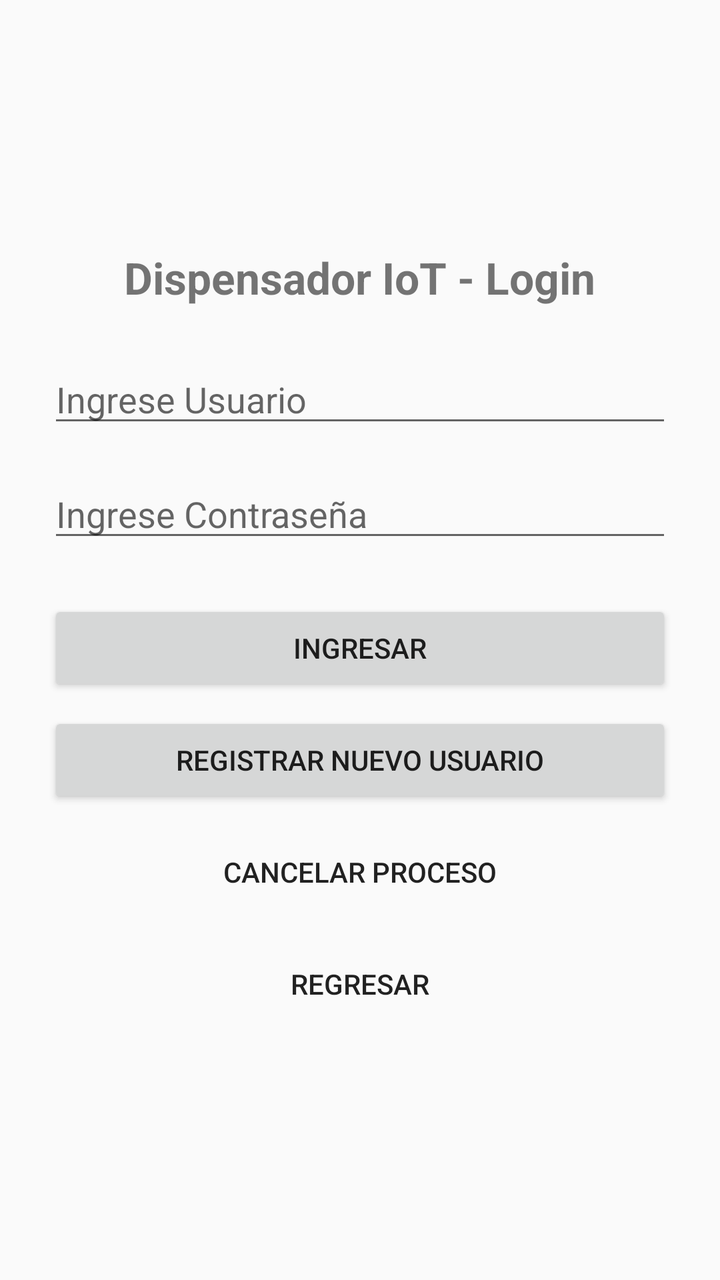
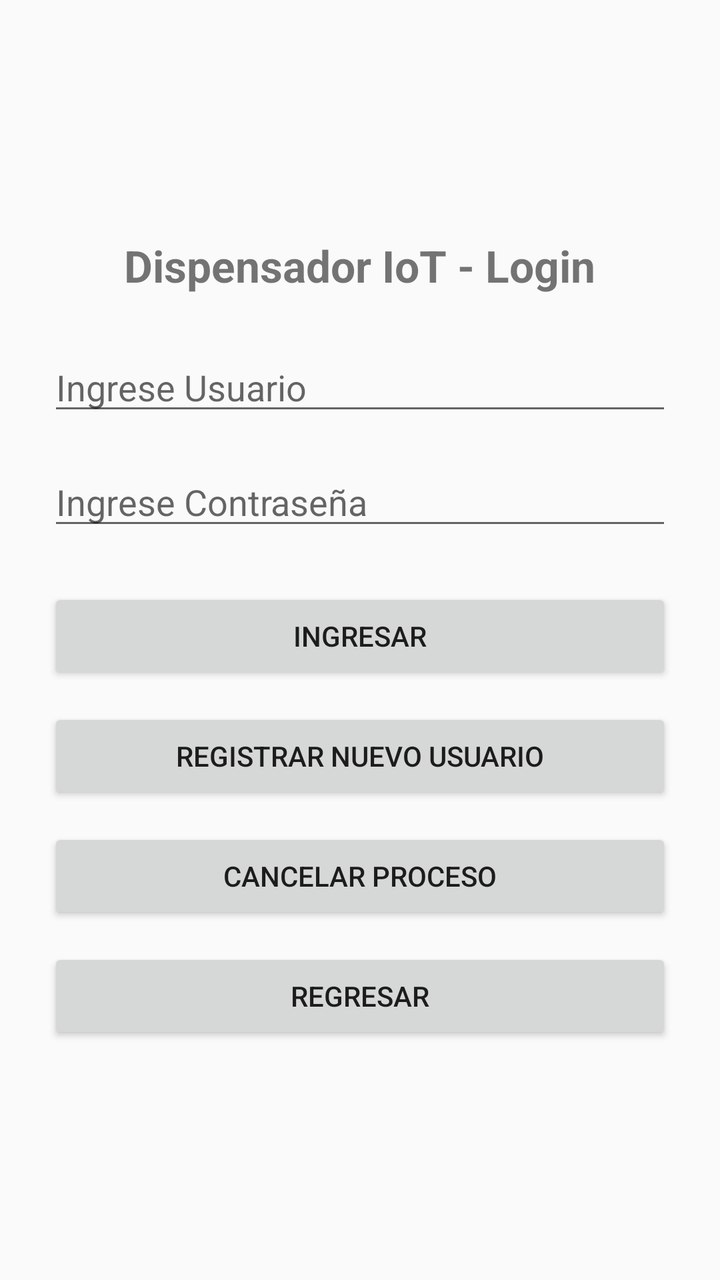

Compare the two renders of this Android layout. The source of the first and the diff that turns it into the second are given below.
<!-- AndroidManifest.xml: application theme Theme.AppCompat.Light.DarkActionBar -->
<!-- res/layout/activity_login.xml -->
<?xml version="1.0" encoding="utf-8"?>
<LinearLayout xmlns:android="http://schemas.android.com/apk/res/android"
    android:layout_width="match_parent"
    android:layout_height="match_parent"
    android:orientation="vertical"
    android:gravity="center"
    android:padding="24dp">

    <TextView
        android:layout_width="wrap_content"
        android:layout_height="wrap_content"
        android:text="Dispensador IoT - Login"
        android:textSize="22sp"
        android:textStyle="bold"
        android:layout_marginBottom="24dp" />

    <EditText
        android:id="@+id/etUsuario"
        android:layout_width="match_parent"
        android:layout_height="wrap_content"
        android:hint="Ingrese Usuario"
        android:inputType="text"
        android:layout_marginBottom="16dp" />

    <EditText
        android:id="@+id/etPassword"
        android:layout_width="match_parent"
        android:layout_height="wrap_content"
        android:hint="Ingrese Contraseña"
        android:inputType="textPassword"
        android:layout_marginBottom="24dp" />

    
    <Button
        android:id="@+id/btnIngresar"
        android:layout_width="match_parent"
        android:layout_height="wrap_content"
        android:text="INGRESAR"
        android:layout_marginBottom="8dp" />

    
    <Button
        android:id="@+id/btnRegistrar"
        android:layout_width="match_parent"
        android:layout_height="wrap_content"
        android:text="REGISTRAR NUEVO USUARIO"
        style="?attr/materialButtonOutlinedStyle"
        android:layout_marginBottom="8dp" />

    
    <Button
        android:id="@+id/btnCancelar"
        android:layout_width="match_parent"
        android:layout_height="wrap_content"
        android:text="CANCELAR PROCESO"
        style="?attr/borderlessButtonStyle"
        android:layout_marginBottom="8dp" />

    
    <Button
        android:id="@+id/btnRegresar"
        android:layout_width="match_parent"
        android:layout_height="wrap_content"
        android:text="REGRESAR"
        style="?attr/borderlessButtonStyle" />

</LinearLayout>
<!-- resources referenced by this layout -->
<resources>

</resources>

<!-- the commit's change to res/layout/activity_login.xml (unified diff, before → after) -->
@@ -36,7 +36,7 @@
         android:layout_width="match_parent"
         android:layout_height="wrap_content"
         android:text="INGRESAR"
-        android:layout_marginBottom="8dp" />
+        android:layout_marginBottom="12dp" />
 
     
     <Button
@@ -44,8 +44,7 @@
         android:layout_width="match_parent"
         android:layout_height="wrap_content"
         android:text="REGISTRAR NUEVO USUARIO"
-        style="?attr/materialButtonOutlinedStyle"
-        android:layout_marginBottom="8dp" />
+        android:layout_marginBottom="12dp" />
 
     
     <Button
@@ -53,15 +52,13 @@
         android:layout_width="match_parent"
         android:layout_height="wrap_content"
         android:text="CANCELAR PROCESO"
-        style="?attr/borderlessButtonStyle"
-        android:layout_marginBottom="8dp" />
+        android:layout_marginBottom="12dp" />
 
     
     <Button
         android:id="@+id/btnRegresar"
         android:layout_width="match_parent"
         android:layout_height="wrap_content"
-        android:text="REGRESAR"
-        style="?attr/borderlessButtonStyle" />
+        android:text="REGRESAR" />
 
 </LinearLayout>
